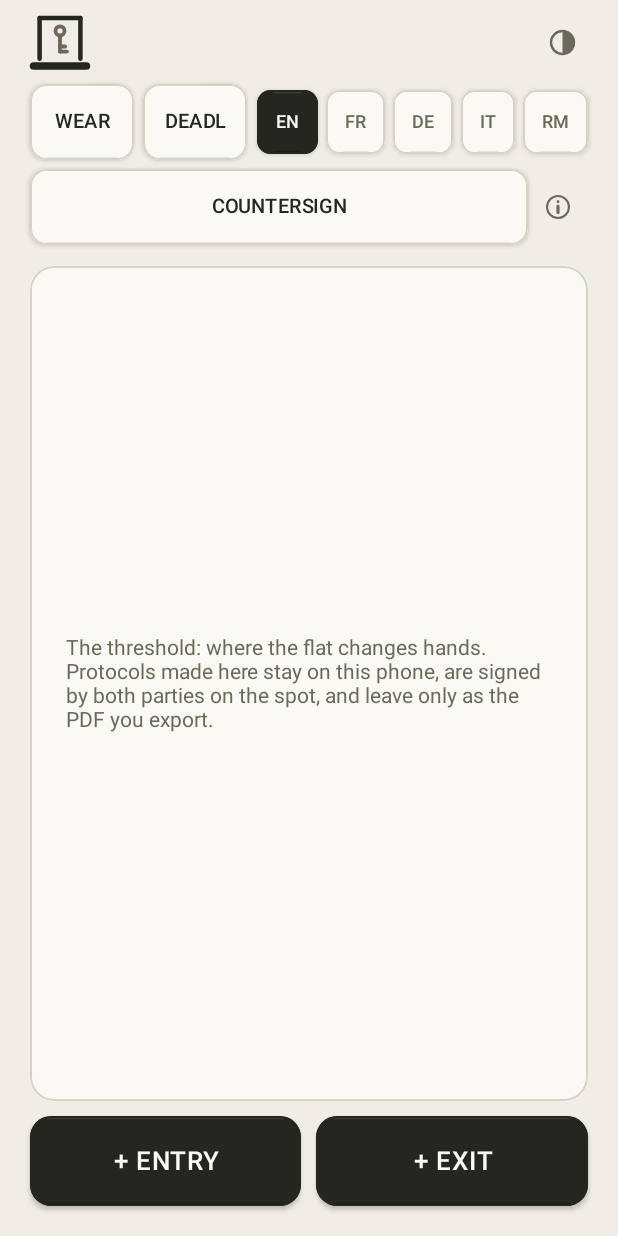
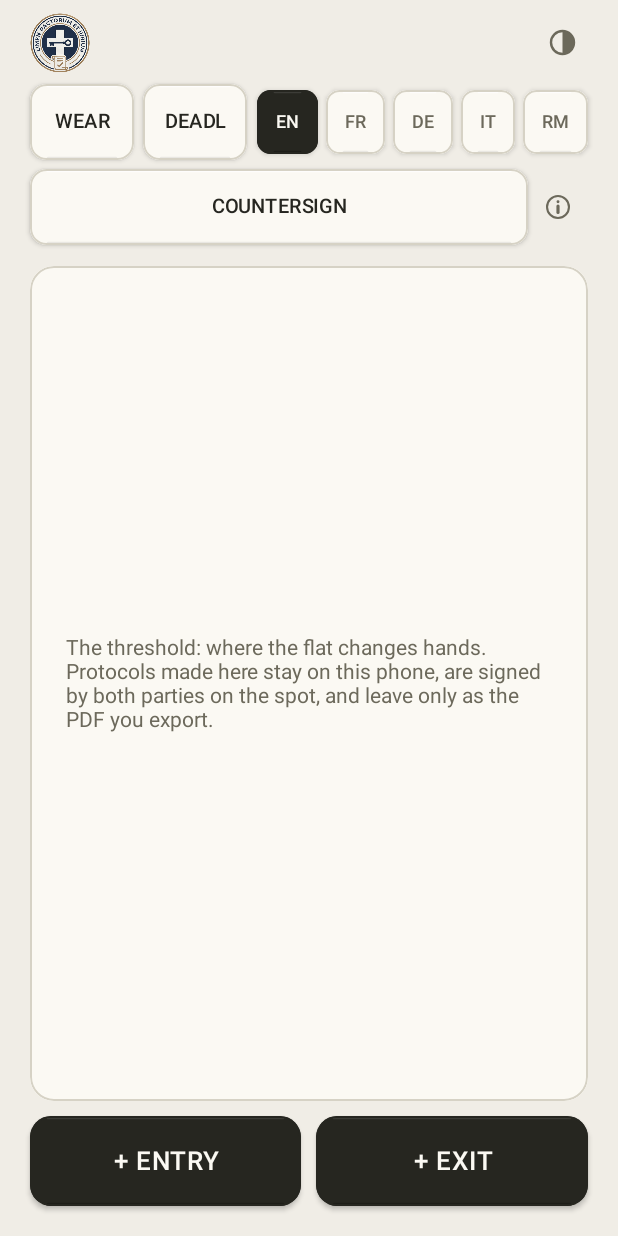
Before and after one commit to alp78/limen, an Android app built with Jetpack Compose: the screen it shows after launch (MainActivity), on a phone screen of 412 x 824 dp. Run offline under Robolectric (Android 15) with nearby library versions, the phone set to English and light mode, and no system bars; pictures from the network do not load.

Commit message:
Limen: seal and countersign layer, deposit comparison, Befund letter, badge identity

```diff
--- a/app/src/main/java/dev/verso/limen/ui/LimenMark.kt
+++ b/app/src/main/java/dev/verso/limen/ui/LimenMark.kt
@@ -1,57 +1,24 @@
 package dev.verso.limen.ui
 
-import androidx.compose.foundation.Canvas
+import androidx.compose.foundation.Image
 import androidx.compose.foundation.layout.size
 import androidx.compose.runtime.Composable
 import androidx.compose.ui.Modifier
-import androidx.compose.ui.geometry.Offset
-import androidx.compose.ui.graphics.StrokeCap
-import androidx.compose.ui.graphics.drawscope.Stroke
+import androidx.compose.ui.res.painterResource
 import androidx.compose.ui.unit.Dp
 import androidx.compose.ui.unit.dp
-import dev.verso.limen.theme.Limen
+import dev.verso.limen.R
 
 /**
- * The mark: a doorframe seen straight on, and under it, heavier than anything else, the
- * sill. Limen is Latin for exactly that stone. The key hangs in the opening because the
- * handover is the moment the keys change hands. Drawn in ink; the seal green appears
- * nowhere here, because a mark is not a signature.
- *
- * Placeholder geometry until the identity round with the user; the launcher icon will
- * follow whatever this becomes.
+ * The mark: the user's badge, verbatim. A navy seal ringed in gold, LIMEN PACTORUM ET
+ * IURIUM around a cross carrying the key, the signed scroll at its foot. The raster is
+ * the identity; the launcher icon carries the same art on its paper disc.
  */
 @Composable
 fun LimenMark(size: Dp = 30.dp, modifier: Modifier = Modifier) {
-  val ink = Limen.colors.ink
-  val dim = Limen.colors.inkDim
-
-  Canvas(modifier.size(size)) {
-    val w = this.size.minDimension
-    val stroke = w * 0.075f
-
-    // The jambs and the lintel: an open doorframe.
-    val left = w * 0.16f
-    val right = w * 0.84f
-    val top = w * 0.10f
-    val bottom = w * 0.78f
-    drawLine(ink, Offset(left, bottom), Offset(left, top), stroke, StrokeCap.Round)
-    drawLine(ink, Offset(left, top), Offset(right, top), stroke, StrokeCap.Round)
-    drawLine(ink, Offset(right, top), Offset(right, bottom), stroke, StrokeCap.Round)
-
-    // The sill, wider and heavier than the frame: the limen itself.
-    drawLine(
-      ink,
-      Offset(w * 0.06f, w * 0.90f),
-      Offset(w * 0.94f, w * 0.90f),
-      stroke * 1.7f,
-      StrokeCap.Round,
-    )
-
-    // The key in the opening: bow, stem, and two bits.
-    val kx = w * 0.5f
-    drawCircle(dim, radius = w * 0.075f, center = Offset(kx, w * 0.315f), style = Stroke(stroke * 0.85f))
-    drawLine(dim, Offset(kx, w * 0.39f), Offset(kx, w * 0.66f), stroke * 0.85f, StrokeCap.Round)
-    drawLine(dim, Offset(kx, w * 0.575f), Offset(kx + w * 0.085f, w * 0.575f), stroke * 0.85f, StrokeCap.Round)
-    drawLine(dim, Offset(kx, w * 0.66f), Offset(kx + w * 0.115f, w * 0.66f), stroke * 0.85f, StrokeCap.Round)
-  }
+  Image(
+    painter = painterResource(R.drawable.limen_mark),
+    contentDescription = null,
+    modifier = modifier.size(size),
+  )
 }
--- a/app/src/main/res/mipmap-anydpi-v26/ic_launcher.xml
+++ b/app/src/main/res/mipmap-anydpi-v26/ic_launcher.xml
@@ -1,6 +1,6 @@
 <?xml version="1.0" encoding="utf-8"?>
 <adaptive-icon xmlns:android="http://schemas.android.com/apk/res/android">
-    <background android:drawable="@drawable/ic_launcher_background" />
-    <foreground android:drawable="@drawable/ic_launcher_foreground" />
+    <background android:drawable="@drawable/ic_launcher_art" />
+    <foreground android:drawable="@drawable/ic_launcher_clear" />
     <monochrome android:drawable="@drawable/ic_launcher_monochrome" />
 </adaptive-icon>
--- a/app/src/main/res/mipmap-anydpi-v26/ic_launcher_round.xml
+++ b/app/src/main/res/mipmap-anydpi-v26/ic_launcher_round.xml
@@ -1,6 +1,6 @@
 <?xml version="1.0" encoding="utf-8"?>
 <adaptive-icon xmlns:android="http://schemas.android.com/apk/res/android">
-    <background android:drawable="@drawable/ic_launcher_background" />
-    <foreground android:drawable="@drawable/ic_launcher_foreground" />
+    <background android:drawable="@drawable/ic_launcher_art" />
+    <foreground android:drawable="@drawable/ic_launcher_clear" />
     <monochrome android:drawable="@drawable/ic_launcher_monochrome" />
 </adaptive-icon>
```
Also changed, not shown: app/src/main/res/drawable/ic_launcher_clear.xml (added, +14 -0 lines), app/src/main/res/drawable-nodpi/ic_launcher_art.png (added), app/src/main/res/drawable-nodpi/limen_mark.png (added).
